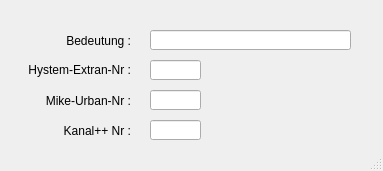
Above: templates/auslasstypen.ui from hoettges/QKan before the change. Below: the same form after it.
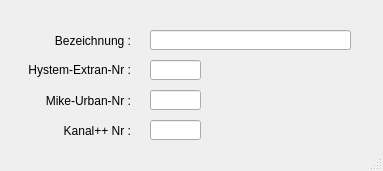
That is the form after the change.

```diff
--- a/templates/auslasstypen.ui
+++ b/templates/auslasstypen.ui
@@ -75,7 +75,7 @@
      </rect>
     </property>
     <property name="text">
-     <string>Bedeutung :</string>
+     <string>Bezeichnung :</string>
     </property>
     <property name="alignment">
      <set>Qt::AlignRight|Qt::AlignTrailing|Qt::AlignVCenter</set>
```
